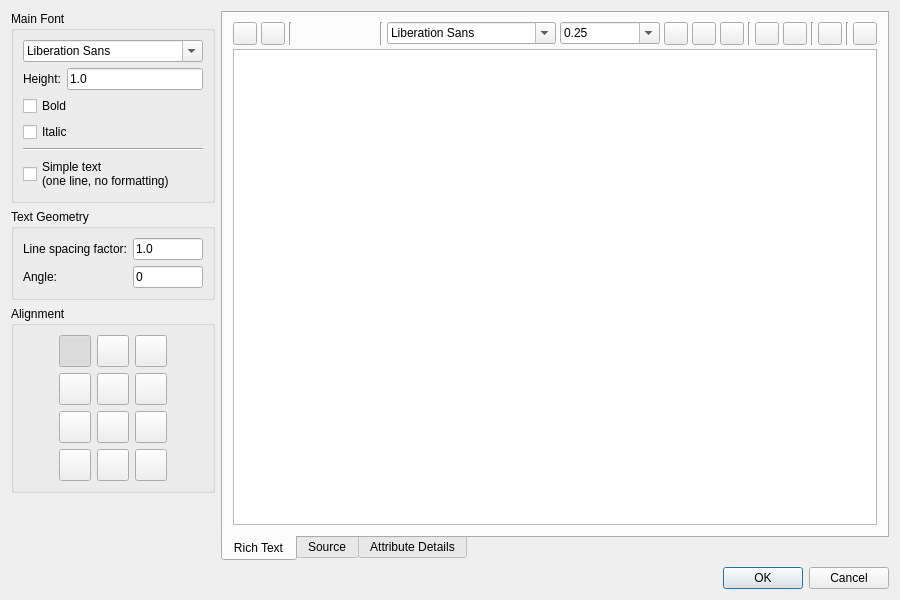
Above: scripts/Draw/Text/TextDialog/TextDialog.ui from qcad/qcad before the change. Below: the same form after it.
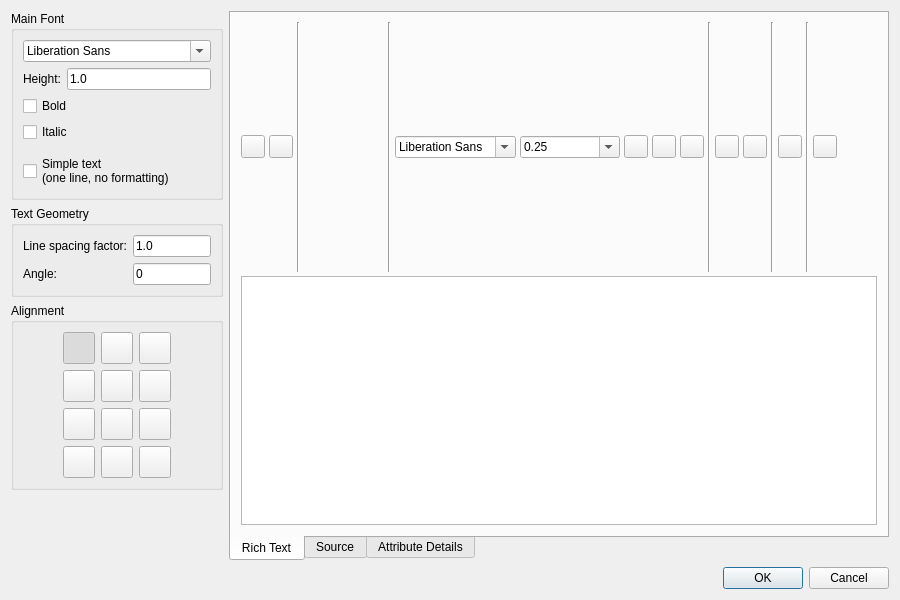
That is the form after the change. Icons and pictures are not drawn. Custom widgets are drawn as their Qt base class.

Commit message: back port .ui file to Qt 5

```diff
--- a/scripts/Draw/Text/TextDialog/TextDialog.ui
+++ b/scripts/Draw/Text/TextDialog/TextDialog.ui
@@ -88,7 +88,7 @@
         <item>
          <widget class="Line" name="Separator">
           <property name="orientation">
-           <enum>Qt::Orientation::Horizontal</enum>
+           <enum>Qt::Vertical</enum>
           </property>
          </widget>
         </item>
@@ -414,9 +414,6 @@
            </item>
            <item>
             <spacer name="horizontalSpacer_2">
-             <property name="orientation">
-              <enum>Qt::Orientation::Horizontal</enum>
-             </property>
              <property name="sizeHint" stdset="0">
               <size>
                <width>40</width>
@@ -440,11 +437,8 @@
            </property>
            <property name="html">
             <string notr="true">&lt;!DOCTYPE HTML PUBLIC &quot;-//W3C//DTD HTML 4.0//EN&quot; &quot;http://www.w3.org/TR/REC-html40/strict.dtd&quot;&gt;
-&lt;html&gt;&lt;head&gt;&lt;meta name=&quot;qrichtext&quot; content=&quot;1&quot; /&gt;&lt;meta charset=&quot;utf-8&quot; /&gt;&lt;style type=&quot;text/css&quot;&gt;
+&lt;html&gt;&lt;head&gt;&lt;meta name=&quot;qrichtext&quot; content=&quot;1&quot; /&gt;&lt;style type=&quot;text/css&quot;&gt;
 p, li { white-space: pre-wrap; }
-hr { height: 1px; border-width: 0; }
-li.unchecked::marker { content: &quot;\2610&quot;; }
-li.checked::marker { content: &quot;\2612&quot;; }
 &lt;/style&gt;&lt;/head&gt;&lt;body style=&quot; font-family:'Arial'; font-size:10pt; font-weight:400; font-style:normal;&quot;&gt;
 &lt;p style=&quot;-qt-paragraph-type:empty; margin-top:0px; margin-bottom:0px; margin-left:0px; margin-right:0px; -qt-block-indent:0; text-indent:0px;&quot;&gt;&lt;br /&gt;&lt;/p&gt;&lt;/body&gt;&lt;/html&gt;</string>
            </property>
@@ -648,9 +642,6 @@
         </property>
         <item row="1" column="4">
          <spacer name="horizontalSpacer">
-          <property name="orientation">
-           <enum>Qt::Orientation::Horizontal</enum>
-          </property>
           <property name="sizeHint" stdset="0">
            <size>
             <width>40</width>
@@ -661,9 +652,6 @@
         </item>
         <item row="1" column="0">
          <spacer name="horizontalSpacer_4">
-          <property name="orientation">
-           <enum>Qt::Orientation::Horizontal</enum>
-          </property>
           <property name="sizeHint" stdset="0">
            <size>
             <width>40</width>
@@ -1028,9 +1016,6 @@
      </item>
      <item row="3" column="0">
       <spacer name="verticalSpacer_2">
-       <property name="orientation">
-        <enum>Qt::Orientation::Vertical</enum>
-       </property>
        <property name="sizeHint" stdset="0">
         <size>
          <width>20</width>
```
Left out of the diff: 21 changed lines with no effect on the pictures.
